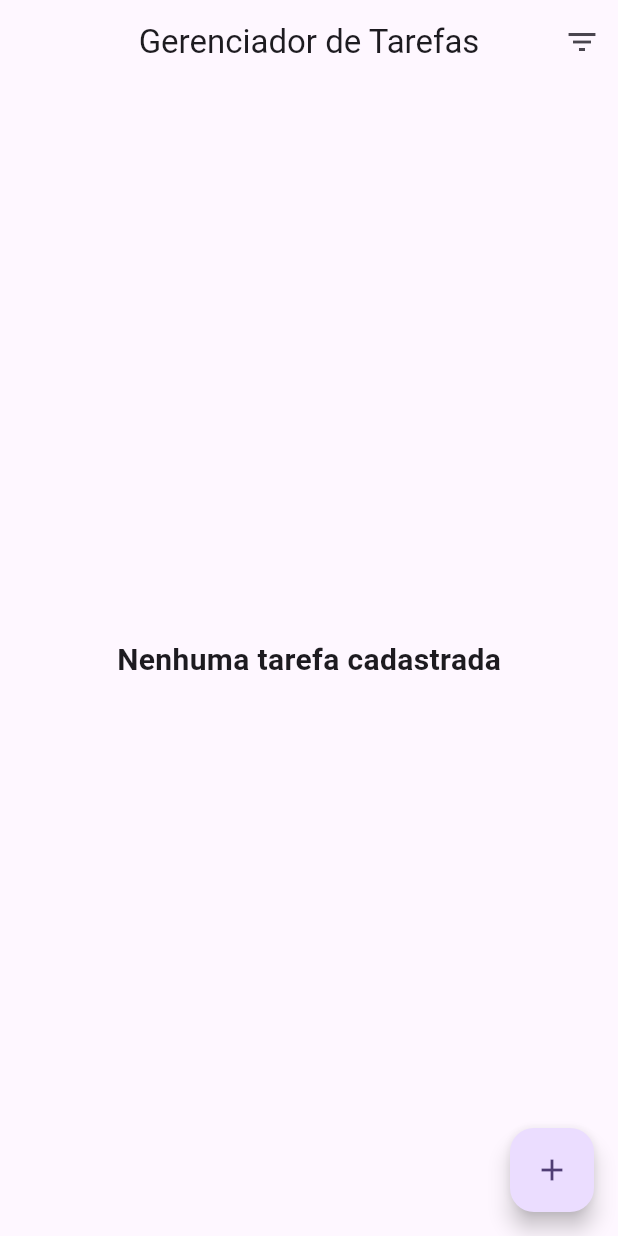
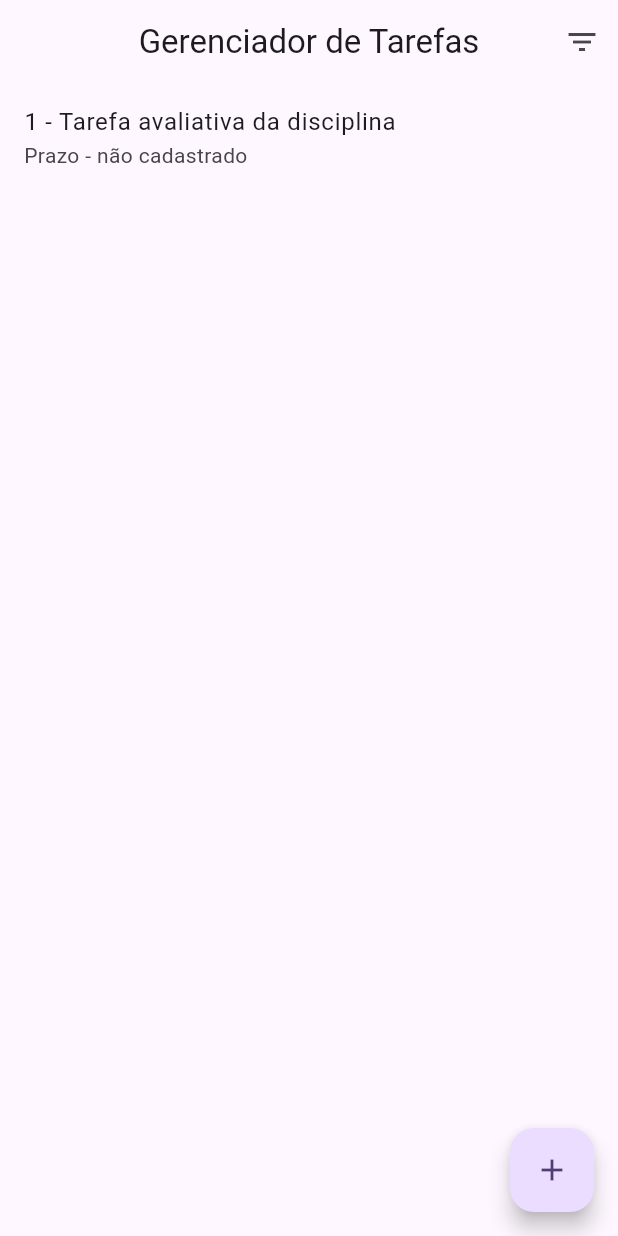
Before and after one commit to SERPALETICIA/EventosDados, a Flutter app: the screen it shows after launch, on a phone screen of 412 x 824 dp. Run offline on Flutter 3.47's test engine with Material 3 defaults, Android fonts, the phone set to English and light mode, and no system bars.

Commit message:
Tela principal do app - Exibindo as tarefas na página

```diff
--- a/lib/pages/lista_tarefas_page.dart
+++ b/lib/pages/lista_tarefas_page.dart
@@ -12,7 +12,9 @@ class ListaTarefasPage extends StatefulWidget{
 class _ListaTarefasPageState extends State<ListaTarefasPage>{
 
   final tarefas = <Tarefa> [
-   // Tarefa(id: 1, descricao: 'Tarefa avaliativa da disciplina')
+   Tarefa(id: 1, descricao: 'Tarefa avaliativa da disciplina'
+   //, prazo: DateTime.now().add(const Duration(days: 5))
+  )
   ];
 
   var _ultimoId = 1;
@@ -51,6 +53,19 @@ class _ListaTarefasPageState extends State<ListaTarefasPage>{
         ),
       );
     }
-    return Container();
+    return  ListView.separated(
+      itemCount: tarefas.length,
+        itemBuilder: (BuildContext context, int index){
+          final tarefa = tarefas[index];
+          return ListTile(
+            title: Text('${tarefa.id} - ${tarefa.descricao}'),
+            subtitle: Text(tarefa.prazoFormatado.isNotEmpty ?
+            'Prazo - ${tarefa.prazoFormatado}' :
+            'Prazo - não cadastrado'),
+          );
+        },
+        separatorBuilder: (BuildContext context, int index) => Divider(),
+
+    );
   }
 }
```
